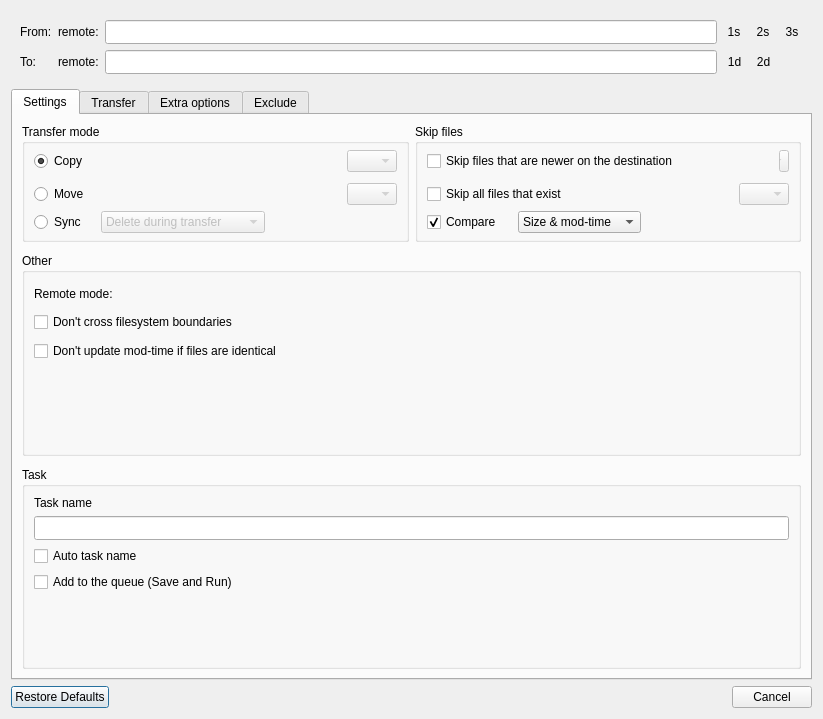
The window that src/transfer_dialog.ui (atavacron/RcloneBrowser) describes before a commit, drawn with Qt 5.
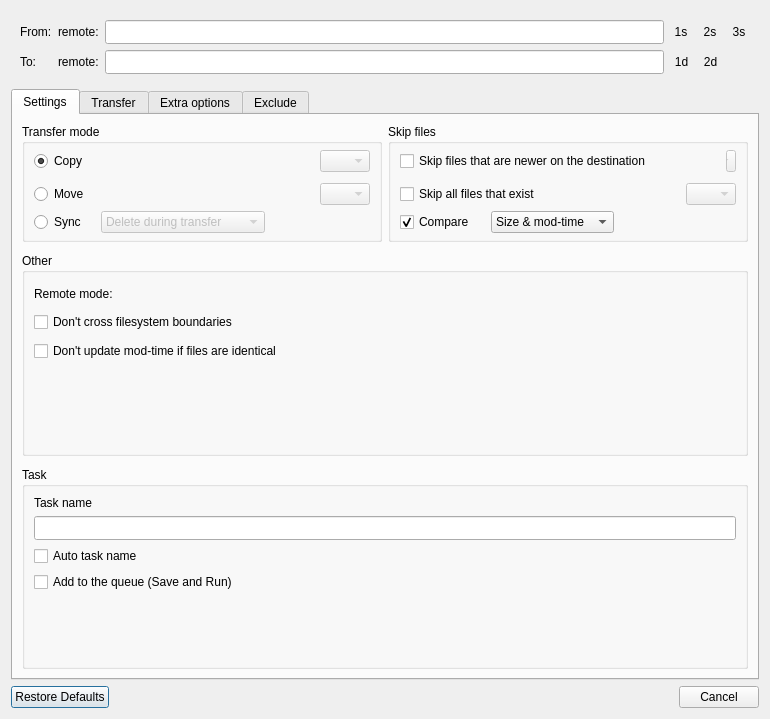
The same window after the commit.

Diff of the .ui file:
```diff
--- a/src/transfer_dialog.ui
+++ b/src/transfer_dialog.ui
@@ -6,7 +6,7 @@
    <rect>
     <x>0</x>
     <y>0</y>
-    <width>823</width>
+    <width>770</width>
     <height>719</height>
    </rect>
   </property>
```
